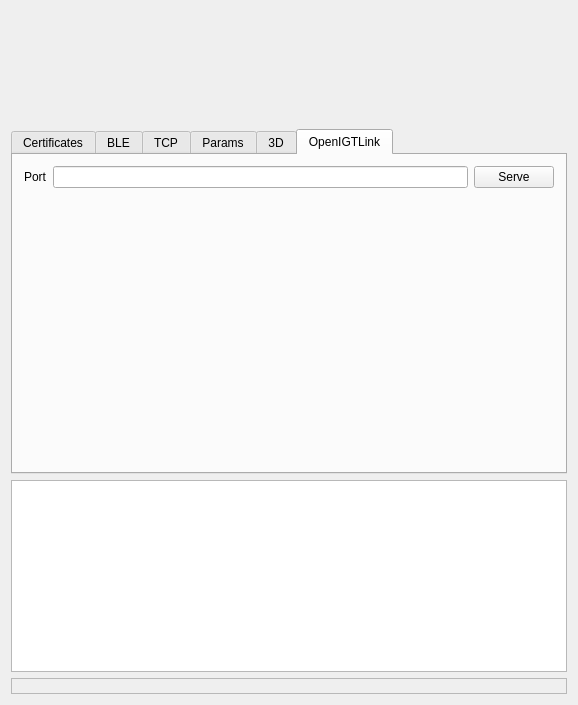
First picture: the form in examples/solum_qt/solum/solumqt.ui, repository dev-threads/solum, before the edit.
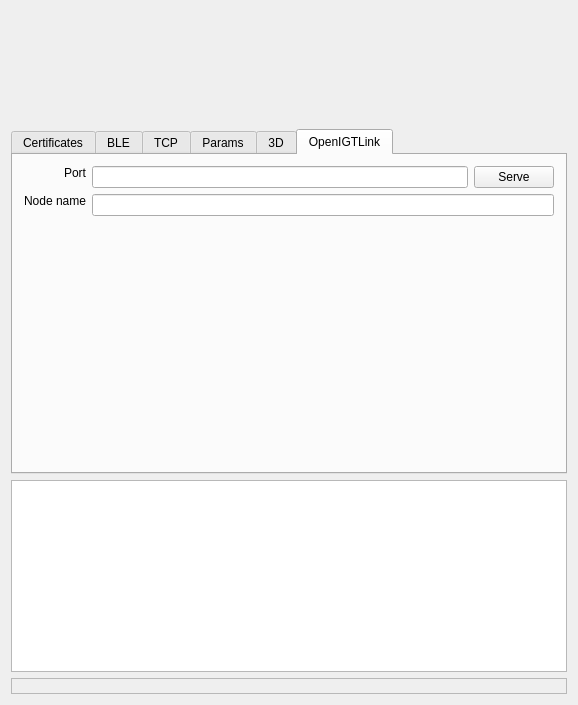
Second picture: the form after the edit. The open tabs and pages were chosen to show the change. Custom widgets are drawn as their Qt base class.

Patch:
```diff
--- a/examples/solum_qt/solum/solumqt.ui
+++ b/examples/solum_qt/solum/solumqt.ui
@@ -985,6 +985,9 @@
           <property name="text">
            <string>Port</string>
           </property>
+          <property name="alignment">
+           <set>Qt::AlignRight</set>
+          </property>
           <property name="buddy">
            <cstring>igtlport</cstring>
           </property>
@@ -993,6 +996,22 @@
         <item row="0" column="1">
          <widget class="QLineEdit" name="igtlport"/>
         </item>
+        <item row="1" column="0">
+         <widget class="QLabel" name="_igtlnode_label">
+          <property name="text">
+           <string>Node name</string>
+          </property>
+          <property name="alignment">
+           <set>Qt::AlignRight</set>
+          </property>
+          <property name="buddy">
+           <cstring>igtlnode</cstring>
+          </property>
+         </widget>
+        </item>
+        <item row="1" column="1" colspan="2">
+         <widget class="QLineEdit" name="igtlnode"/>
+        </item>
         <item row="2" column="0" colspan="3">
          <layout class="QGridLayout">
           <item row="0" column="0">
```
